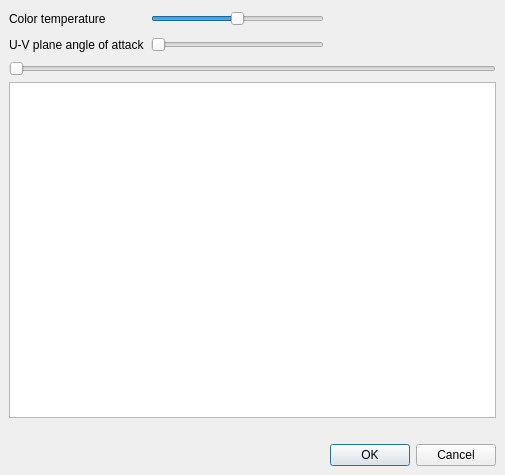
Above: avidemux_plugins/ADM_videoFilters6/colorTemp/qt4/colorTemp.ui from mean00/avidemux2 before the change. Below: the same form after it.
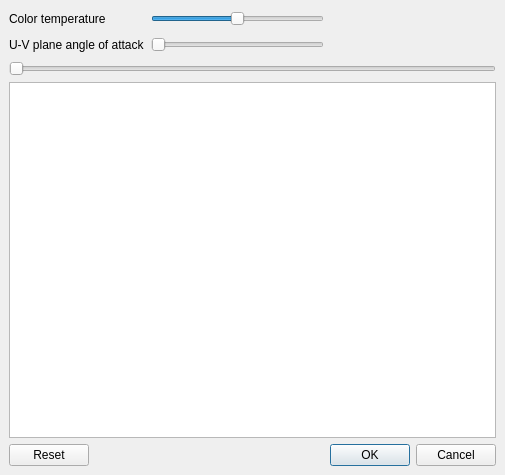
That is the form after the change. Custom widgets are drawn as their Qt base class.

Commit message: [colorTemp] Lay out dialog vertically, add reset button, fix tab order for navigation buttons too

Diff of the .ui file:
```diff
--- a/avidemux_plugins/ADM_videoFilters6/colorTemp/qt4/colorTemp.ui
+++ b/avidemux_plugins/ADM_videoFilters6/colorTemp/qt4/colorTemp.ui
@@ -13,7 +13,10 @@
   <property name="windowTitle">
    <string>Color Temperature</string>
   </property>
-  <layout class="QGridLayout">
+  <layout class="QVBoxLayout" name="verticalLayout">
+   <property name="spacing">
+    <number>6</number>
+   </property>
    <property name="leftMargin">
     <number>9</number>
    </property>
@@ -26,49 +29,7 @@
    <property name="bottomMargin">
     <number>9</number>
    </property>
-   <property name="spacing">
-    <number>6</number>
-   </property>
-   <item row="2" column="0" colspan="2">
-    <widget class="ADM_QSlider" name="horizontalSlider">
-     <property name="orientation">
-      <enum>Qt::Horizontal</enum>
-     </property>
-    </widget>
-   </item>
-   <item row="5" column="0" colspan="2">
-    <widget class="QDialogButtonBox" name="buttonBox">
-     <property name="orientation">
-      <enum>Qt::Horizontal</enum>
-     </property>
-     <property name="standardButtons">
-      <set>QDialogButtonBox::Cancel|QDialogButtonBox::Ok</set>
-     </property>
-    </widget>
-   </item>
-   <item row="3" column="0" colspan="2">
-    <widget class="QGraphicsView" name="graphicsView"/>
-   </item>
-   <item row="4" column="1">
-    <spacer>
-     <property name="orientation">
-      <enum>Qt::Vertical</enum>
-     </property>
-     <property name="sizeType">
-      <enum>QSizePolicy::Fixed</enum>
-     </property>
-     <property name="sizeHint" stdset="0">
-      <size>
-       <width>20</width>
-       <height>20</height>
-      </size>
-     </property>
-    </spacer>
-   </item>
-   <item row="1" column="0">
-    <layout class="QHBoxLayout" name="toolboxLayout"/>
-   </item>
-   <item row="0" column="0" colspan="2">
+   <item>
     <layout class="QGridLayout" name="gridLayout">
      <property name="leftMargin">
       <number>0</number>
@@ -153,6 +114,33 @@
      </item>
     </layout>
    </item>
+   <item>
+    <layout class="QHBoxLayout" name="toolboxLayout"/>
+   </item>
+   <item>
+    <widget class="ADM_QSlider" name="horizontalSlider">
+     <property name="orientation">
+      <enum>Qt::Horizontal</enum>
+     </property>
+    </widget>
+   </item>
+   <item>
+    <widget class="QGraphicsView" name="graphicsView">
+     <property name="focusPolicy">
+      <enum>Qt::NoFocus</enum>
+     </property>
+    </widget>
+   </item>
+   <item>
+    <widget class="QDialogButtonBox" name="buttonBox">
+     <property name="orientation">
+      <enum>Qt::Horizontal</enum>
+     </property>
+     <property name="standardButtons">
+      <set>QDialogButtonBox::Cancel|QDialogButtonBox::Ok|QDialogButtonBox::Reset</set>
+     </property>
+    </widget>
+   </item>
   </layout>
  </widget>
  <customwidgets>
```
Left out of the diff: 46 changed lines with no effect on the pictures. The commit also changes 5 other files.
